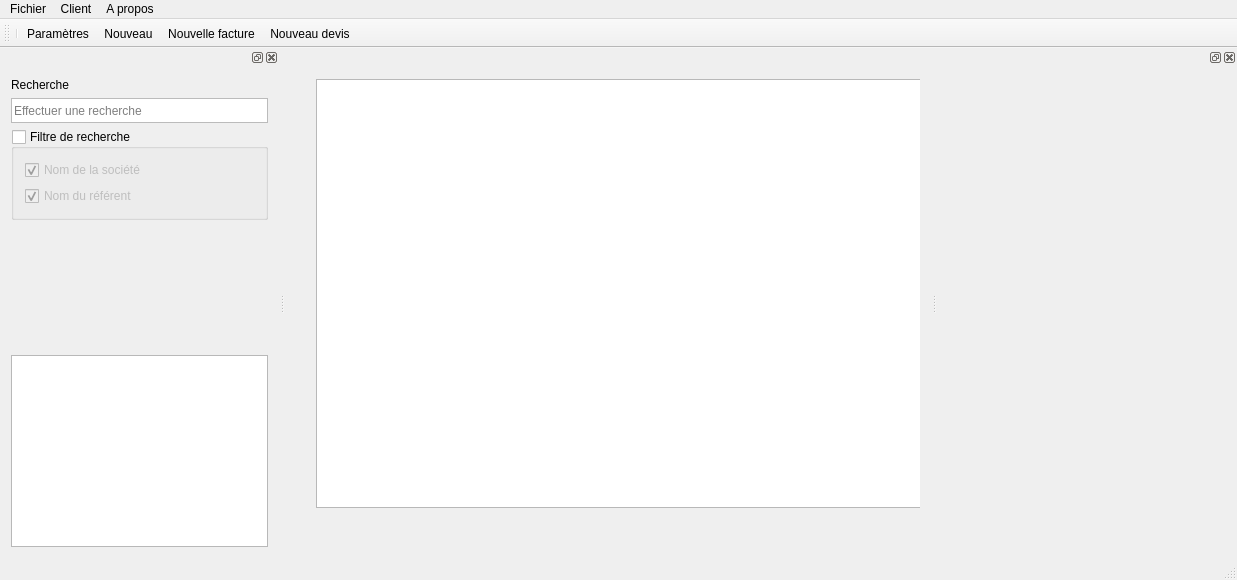
Before: the Qt Designer form src/mainwindow.ui in FACT-Team/FactDev, drawn with Qt 5.
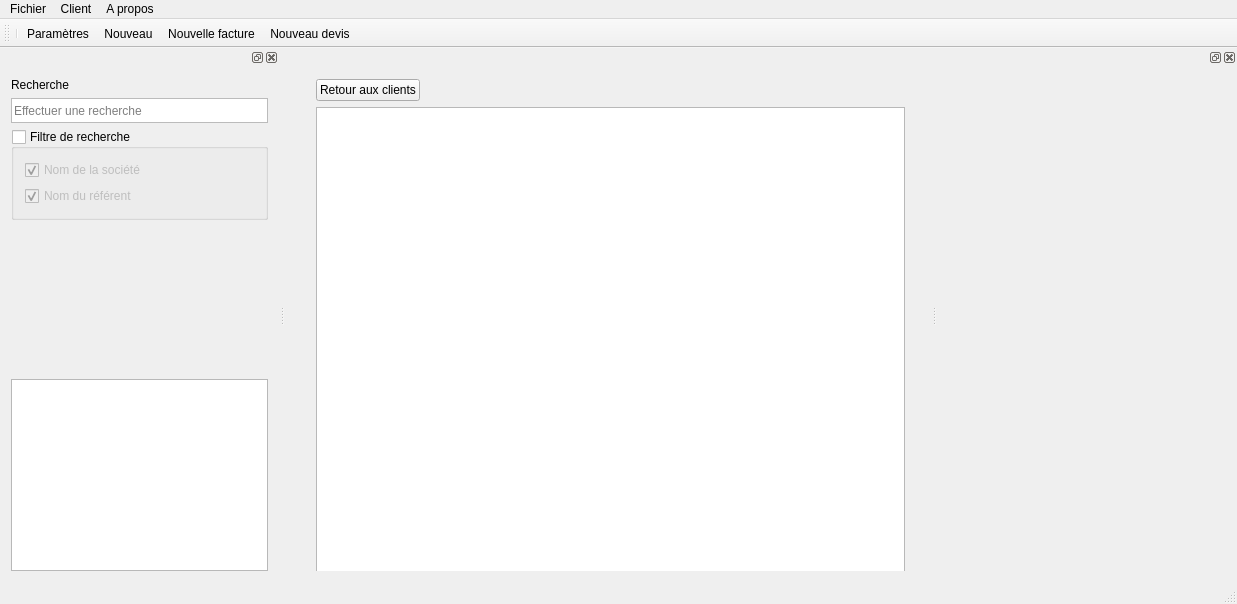
After: the same form once the commit is applied. The open tabs and pages were chosen to show the change. Icons and pictures are not drawn. Custom widgets are drawn as their Qt base class.

Commit message: Add of projects displaying of a customer after a double click on a customer

What changed in the file:
```diff
--- a/src/mainwindow.ui
+++ b/src/mainwindow.ui
@@ -7,7 +7,7 @@
     <x>0</x>
     <y>0</y>
     <width>1237</width>
-    <height>580</height>
+    <height>604</height>
    </rect>
   </property>
   <property name="windowTitle">
@@ -107,14 +107,41 @@
          <rect>
           <x>9</x>
           <y>9</y>
-          <width>631</width>
-          <height>451</height>
+          <width>611</width>
+          <height>583</height>
          </rect>
         </property>
         <layout class="QGridLayout" name="gridLayout_4">
-         <item row="0" column="0">
+         <item row="1" column="0">
           <widget class="QTableView" name="tblProjects"/>
          </item>
+         <item row="0" column="0">
+          <layout class="QGridLayout" name="gridLayout_7">
+           <property name="topMargin">
+            <number>0</number>
+           </property>
+           <item row="0" column="0">
+            <widget class="QPushButton" name="btnBackToCustomers">
+             <property name="text">
+              <string>Retour aux clients</string>
+             </property>
+            </widget>
+           </item>
+           <item row="0" column="1">
+            <spacer name="horizontalSpacer_2">
+             <property name="orientation">
+              <enum>Qt::Horizontal</enum>
+             </property>
+             <property name="sizeHint" stdset="0">
+              <size>
+               <width>40</width>
+               <height>20</height>
+              </size>
+             </property>
+            </spacer>
+           </item>
+          </layout>
+         </item>
         </layout>
        </widget>
       </widget>
```
Left out of the diff: 60 changed lines with no effect on the pictures. The commit also changes 3 other files.
